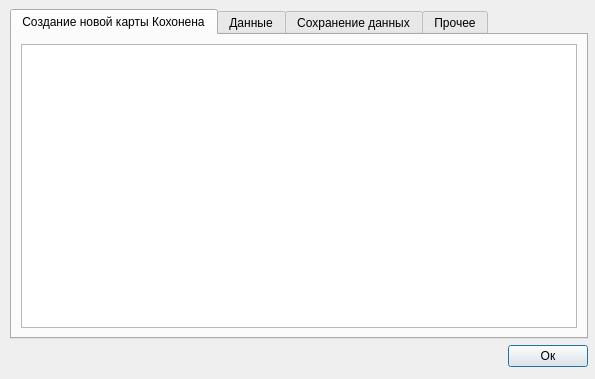
This is instructiondialog.ui in vihka-spihka/KohonenMaps as Qt 5 draws it before an edit. The edited form follows.
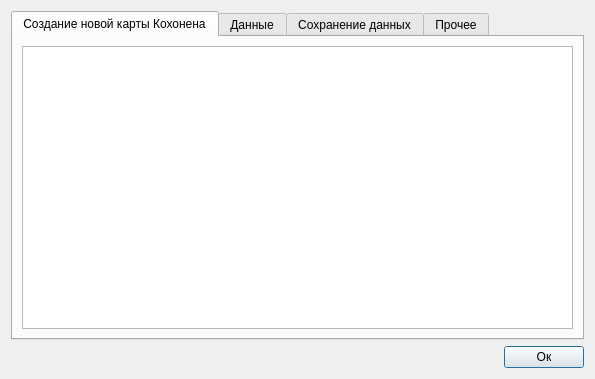
This is the edited form. Icons and pictures are not drawn.

Diff of the .ui file:
```diff
--- a/instructiondialog.ui
+++ b/instructiondialog.ui
@@ -17,15 +17,8 @@
    <iconset resource="my_res.qrc">
     <normaloff>:/Icons/info.png</normaloff>:/Icons/info.png</iconset>
   </property>
-  <widget class="QWidget" name="layoutWidget">
-   <property name="geometry">
-    <rect>
-     <x>10</x>
-     <y>9</y>
-     <width>578</width>
-     <height>358</height>
-    </rect>
-   </property>
+  <layout class="QGridLayout" name="gridLayout_2">
+   <item row="0" column="0">
    <layout class="QGridLayout" name="gridLayout">
     <item row="0" column="0">
      <widget class="QTabWidget" name="tabWidget">
@@ -142,7 +135,8 @@
      </layout>
     </item>
    </layout>
-  </widget>
+   </item>
+  </layout>
  </widget>
  <resources>
   <include location="my_res.qrc"/>
```
Lines whose indentation alone changed are shown as unchanged.
